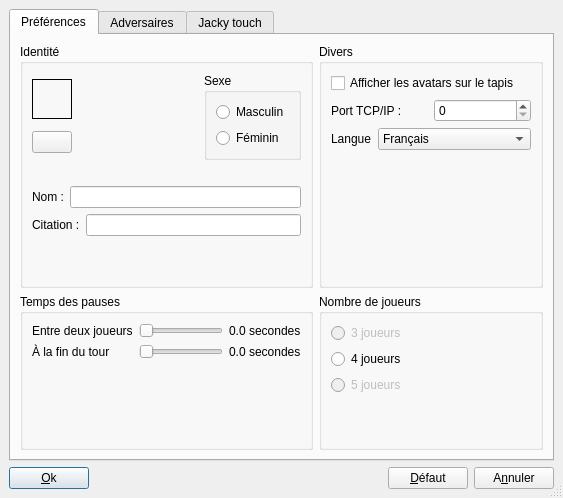
Before: the Qt Designer form src/client/OptionsUI.ui in arabine/icl, drawn with Qt 5.
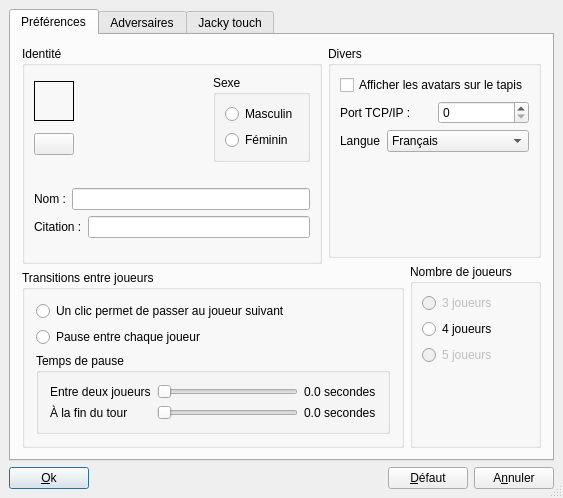
After: the same form once the commit is applied. The open tabs and pages were chosen to show the change. Icons and pictures are not drawn.

What changed in the file:
```diff
--- a/src/client/OptionsUI.ui
+++ b/src/client/OptionsUI.ui
@@ -29,23 +29,76 @@
    <property name="spacing">
     <number>6</number>
    </property>
+   <item row="1" column="0">
+    <layout class="QHBoxLayout">
+     <property name="spacing">
+      <number>6</number>
+     </property>
+     <property name="margin">
+      <number>0</number>
+     </property>
+     <item>
+      <widget class="QPushButton" name="btnOk">
+       <property name="text">
+        <string>&amp;Ok</string>
+       </property>
+       <property name="shortcut">
+        <string>Alt+O</string>
+       </property>
+       <property name="autoDefault">
+        <bool>true</bool>
+       </property>
+       <property name="default">
+        <bool>true</bool>
+       </property>
+      </widget>
+     </item>
+     <item>
+      <spacer>
+       <property name="orientation">
+        <enum>Qt::Horizontal</enum>
+       </property>
+       <property name="sizeType">
+        <enum>QSizePolicy::Expanding</enum>
+       </property>
+       <property name="sizeHint" stdset="0">
+        <size>
+         <width>20</width>
+         <height>20</height>
+        </size>
+       </property>
+      </spacer>
+     </item>
+     <item>
+      <widget class="QPushButton" name="btnDefaut">
+       <property name="text">
+        <string>&amp;Défaut</string>
+       </property>
+      </widget>
+     </item>
+     <item>
+      <widget class="QPushButton" name="btnAnnuler">
+       <property name="text">
+        <string>A&amp;nnuler</string>
+       </property>
+       <property name="autoDefault">
+        <bool>true</bool>
+       </property>
+      </widget>
+     </item>
+    </layout>
+   </item>
    <item row="0" column="0">
     <widget class="QTabWidget" name="tabWidget">
      <property name="currentIndex">
-      <number>1</number>
+      <number>0</number>
      </property>
      <widget class="QWidget" name="tab_2">
       <attribute name="title">
        <string>Préférences</string>
       </attribute>
-      <layout class="QGridLayout">
-       <property name="margin">
-        <number>9</number>
-       </property>
-       <property name="spacing">
-        <number>6</number>
-       </property>
-       <item row="0" column="0">
+      <layout class="QGridLayout" name="gridLayout_2">
+       <item row="0" column="0" rowspan="2">
         <widget class="QGroupBox" name="groupBox_6">
          <property name="title">
           <string>Identité</string>
@@ -266,7 +319,7 @@
          </layout>
         </widget>
        </item>
-       <item row="0" column="1">
+       <item row="0" column="1" colspan="2">
         <widget class="QGroupBox" name="groupBox_10">
          <property name="title">
           <string>Divers</string>
@@ -374,20 +427,89 @@
          </layout>
         </widget>
        </item>
-       <item row="1" column="0">
+       <item row="1" column="2" rowspan="2">
+        <widget class="QGroupBox" name="groupBox_9">
+         <property name="title">
+          <string>Nombre de joueurs</string>
+         </property>
+         <layout class="QVBoxLayout">
+          <property name="spacing">
+           <number>6</number>
+          </property>
+          <property name="margin">
+           <number>9</number>
+          </property>
+          <item>
+           <widget class="QRadioButton" name="troisJoueurs">
+            <property name="enabled">
+             <bool>false</bool>
+            </property>
+            <property name="text">
+             <string>3 joueurs</string>
+            </property>
+           </widget>
+          </item>
+          <item>
+           <widget class="QRadioButton" name="quatreJoueurs">
+            <property name="text">
+             <string>4 joueurs</string>
+            </property>
+           </widget>
+          </item>
+          <item>
+           <widget class="QRadioButton" name="cinqJoueurs">
+            <property name="enabled">
+             <bool>false</bool>
+            </property>
+            <property name="text">
+             <string>5 joueurs</string>
+            </property>
+           </widget>
+          </item>
+          <item>
+           <spacer>
+            <property name="orientation">
+             <enum>Qt::Vertical</enum>
+            </property>
+            <property name="sizeHint" stdset="0">
+             <size>
+              <width>20</width>
+              <height>40</height>
+             </size>
+            </property>
+           </spacer>
+          </item>
+         </layout>
+        </widget>
+       </item>
+       <item row="2" column="0" colspan="2">
         <widget class="QGroupBox" name="groupBox_8">
          <property name="title">
-          <string>Temps des pauses</string>
+          <string>Transitions entre joueurs</string>
          </property>
-         <layout class="QGridLayout">
-          <property name="margin">
-           <number>9</number>
-          </property>
-          <property name="spacing">
-           <number>6</number>
-          </property>
+         <layout class="QGridLayout" name="gridLayout">
           <item row="0" column="0">
-           <layout class="QVBoxLayout">
+           <widget class="QRadioButton" name="radioButton">
+            <property name="text">
+             <string>Un clic permet de passer au joueur suivant</string>
+            </property>
+           </widget>
+          </item>
+          <item row="1" column="0">
+           <widget class="QRadioButton" name="radioButton_2">
+            <property name="text">
+             <string>Pause entre chaque joueur</string>
+            </property>
+           </widget>
+          </item>
+          <item row="2" column="0">
+           <widget class="QGroupBox" name="groupBox_11">
+            <property name="title">
+             <string>Temps de pause</string>
+            </property>
+            <layout class="QHBoxLayout" name="horizontalLayout">
+             <item>
+              <layout class="QVBoxLayout" name="_4">
             <property name="spacing">
              <number>6</number>
             </property>
@@ -410,8 +532,8 @@
             </item>
            </layout>
           </item>
-          <item row="0" column="1">
-           <layout class="QVBoxLayout">
+             <item>
+              <layout class="QVBoxLayout" name="_3">
             <property name="spacing">
              <number>6</number>
             </property>
@@ -452,8 +574,8 @@
             </item>
            </layout>
           </item>
-          <item row="0" column="2">
-           <layout class="QVBoxLayout">
+             <item>
+              <layout class="QVBoxLayout" name="_2">
             <property name="spacing">
              <number>6</number>
             </property>
@@ -485,73 +607,8 @@
             </item>
            </layout>
           </item>
-          <item row="1" column="1">
-           <spacer>
-            <property name="orientation">
-             <enum>Qt::Vertical</enum>
-            </property>
-            <property name="sizeHint" stdset="0">
-             <size>
-              <width>20</width>
-              <height>40</height>
-             </size>
-            </property>
-           </spacer>
-          </item>
-         </layout>
-        </widget>
-       </item>
-       <item row="1" column="1">
-        <widget class="QGroupBox" name="groupBox_9">
-         <property name="title">
-          <string>Nombre de joueurs</string>
-         </property>
-         <layout class="QVBoxLayout">
-          <property name="spacing">
-           <number>6</number>
-          </property>
-          <property name="margin">
-           <number>9</number>
-          </property>
-          <item>
-           <widget class="QRadioButton" name="troisJoueurs">
-            <property name="enabled">
-             <bool>false</bool>
-            </property>
-            <property name="text">
-             <string>3 joueurs</string>
-            </property>
-           </widget>
-          </item>
-          <item>
-           <widget class="QRadioButton" name="quatreJoueurs">
-            <property name="text">
-             <string>4 joueurs</string>
-            </property>
-           </widget>
-          </item>
-          <item>
-           <widget class="QRadioButton" name="cinqJoueurs">
-            <property name="enabled">
-             <bool>false</bool>
-            </property>
-            <property name="text">
-             <string>5 joueurs</string>
-            </property>
-           </widget>
-          </item>
-          <item>
-           <spacer>
-            <property name="orientation">
-             <enum>Qt::Vertical</enum>
-            </property>
-            <property name="sizeHint" stdset="0">
-             <size>
-              <width>20</width>
-              <height>40</height>
-             </size>
-            </property>
-           </spacer>
+            </layout>
+           </widget>
           </item>
          </layout>
         </widget>
@@ -1059,20 +1116,16 @@
       <attribute name="title">
        <string>Jacky touch</string>
       </attribute>
-      <layout class="QGridLayout">
-       <property name="margin">
-        <number>9</number>
-       </property>
-       <property name="spacing">
-        <number>6</number>
-       </property>
+      <layout class="QGridLayout" name="gridLayout_5">
        <item row="0" column="0">
         <widget class="QGroupBox" name="groupBox">
          <property name="title">
           <string>Tapis de jeu</string>
          </property>
-         <layout class="QGridLayout">
+         <layout class="QGridLayout" name="gridLayout_4">
           <item row="0" column="0">
+           <layout class="QVBoxLayout" name="verticalLayout">
+            <item>
            <widget class="QLabel" name="imageTapis">
             <property name="sizePolicy">
              <sizepolicy hsizetype="Fixed" vsizetype="Fixed">
@@ -1100,27 +1153,16 @@
             </property>
            </widget>
           </item>
-          <item row="0" column="1">
-           <spacer>
-            <property name="orientation">
-             <enum>Qt::Horizontal</enum>
-            </property>
-            <property name="sizeHint" stdset="0">
-             <size>
-              <width>40</width>
-              <height>20</height>
-             </size>
-            </property>
-           </spacer>
-          </item>
-          <item row="1" column="0">
+            <item>
            <widget class="QScrollBar" name="scrollBarTapis">
             <property name="orientation">
              <enum>Qt::Horizontal</enum>
             </property>
            </widget>
           </item>
-          <item row="2" column="0">
+           </layout>
+          </item>
+          <item row="1" column="0">
            <spacer>
             <property name="orientation">
              <enum>Qt::Vertical</enum>
@@ -1136,68 +1178,54 @@
          </layout>
         </widget>
        </item>
-      </layout>
-     </widget>
-    </widget>
+       <item row="0" column="1">
+        <widget class="QGroupBox" name="groupBox_12">
+         <property name="title">
+          <string>Cartes</string>
+         </property>
+         <layout class="QGridLayout" name="gridLayout_3">
+          <item row="0" column="0" colspan="2">
+           <widget class="QGraphicsView" name="gvPreviewDeck"/>
    </item>
    <item row="1" column="0">
-    <layout class="QHBoxLayout">
-     <property name="spacing">
-      <number>6</number>
-     </property>
-     <property name="margin">
-      <number>0</number>
-     </property>
-     <item>
-      <widget class="QPushButton" name="btnOk">
+           <widget class="QPushButton" name="btnChooseDeck">
+            <property name="maximumSize">
+             <size>
+              <width>40</width>
+              <height>16777215</height>
+             </size>
+            </property>
        <property name="text">
-        <string>&amp;Ok</string>
-       </property>
-       <property name="shortcut">
-        <string>Alt+O</string>
-       </property>
-       <property name="autoDefault">
-        <bool>true</bool>
-       </property>
-       <property name="default">
-        <bool>true</bool>
-       </property>
-      </widget>
-     </item>
-     <item>
-      <spacer>
+             <string/>
+            </property>
+            <property name="icon">
+             <iconset resource="../data/data.qrc">
+              <normaloff>:/images/fileopen.png</normaloff>:/images/fileopen.png</iconset>
+            </property>
+           </widget>
+          </item>
+          <item row="1" column="1">
+           <widget class="QLineEdit" name="pathToDeckArchive"/>
+          </item>
+         </layout>
+        </widget>
+       </item>
+       <item row="1" column="1">
+        <spacer name="verticalSpacer">
        <property name="orientation">
-        <enum>Qt::Horizontal</enum>
-       </property>
-       <property name="sizeType">
-        <enum>QSizePolicy::Expanding</enum>
+          <enum>Qt::Vertical</enum>
        </property>
        <property name="sizeHint" stdset="0">
         <size>
          <width>20</width>
-         <height>20</height>
+           <height>134</height>
         </size>
        </property>
       </spacer>
      </item>
-     <item>
-      <widget class="QPushButton" name="btnDefaut">
-       <property name="text">
-        <string>&amp;Défaut</string>
-       </property>
-      </widget>
-     </item>
-     <item>
-      <widget class="QPushButton" name="btnAnnuler">
-       <property name="text">
-        <string>A&amp;nnuler</string>
-       </property>
-       <property name="autoDefault">
-        <bool>true</bool>
-       </property>
-      </widget>
-     </item>
-    </layout>
+      </layout>
+     </widget>
+    </widget>
    </item>
   </layout>
  </widget>
```
Lines whose indentation alone changed are shown as unchanged.
